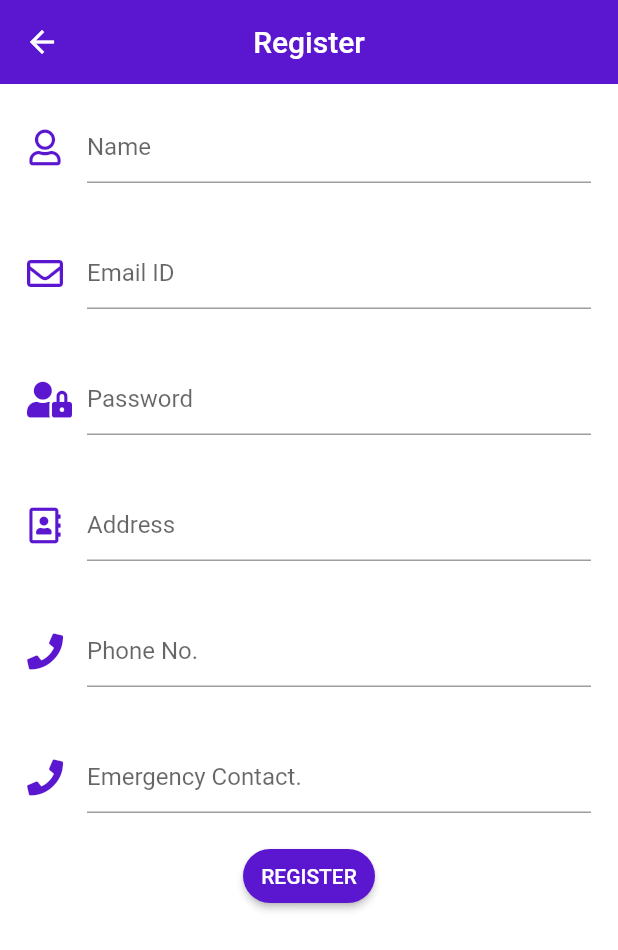
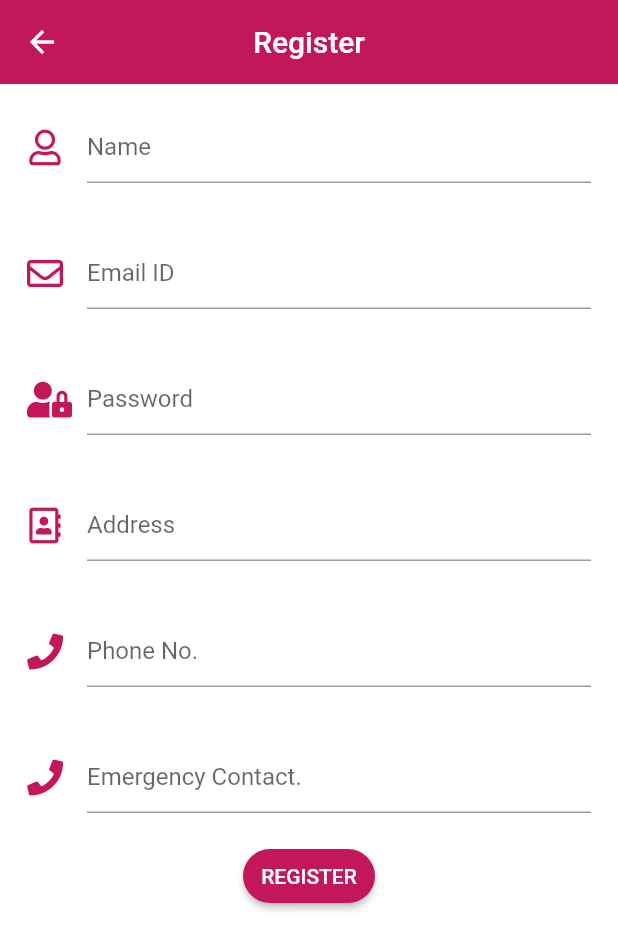
Before and after one commit to mradulrathore/we-care, a Flutter app: the RegisterPage screen opened directly, on a phone screen of 412 x 824 dp. Shown: the top 950 px of the screen. Run offline on Flutter 3.47's test engine with Material 2 defaults, Android fonts, the light colour scheme and no system bars; our stand-ins replace animated_text_kit, bubble, cloud_firestore, firebase_auth, firebase_core, fl_chart and 7 more; missing offline and left inert: country_state_city_picker, flutter_phone_direct_caller, flutter_ringtone_player, geocoder, latlng, shake and 1 more; accounts and stored records are empty; Roboto replaces fonts that are missing (GoogleSans); project files that could hold a hidden picture were left out.

Commit message:
changes to ui

```diff
--- a/lib/screens/customWaveIndicator.dart
+++ b/lib/screens/customWaveIndicator.dart
@@ -6,7 +6,7 @@ class WaveIndicator extends StatelessWidget {
   Widget build(BuildContext context) {
     return Scaffold(
         body: Center(
-      child: SpinKitWave(color: Color(0xFF5B16D0), type: SpinKitWaveType.start),
+      child: SpinKitWave(color: Color(0XFFc2185b), type: SpinKitWaveType.start),
     ));
   }
 }
--- a/lib/screens/register.dart
+++ b/lib/screens/register.dart
@@ -108,7 +108,7 @@ class _RegisterPageState extends State<RegisterPage> {
   Widget build(BuildContext context) {
     SystemChrome.setSystemUIOverlayStyle(SystemUiOverlayStyle(
       statusBarColor: Colors.transparent, //top bar color
-      systemNavigationBarColor: Color(0xFF5B16D0), //bottom bar color
+      systemNavigationBarColor: Color(0XFFc2185b), //bottom bar color
       systemNavigationBarIconBrightness: Brightness.dark,
     ));
     return Scaffold(
@@ -116,7 +116,7 @@ class _RegisterPageState extends State<RegisterPage> {
       appBar: AppBar(
         elevation: 0.0,
         centerTitle: true,
-        backgroundColor: Color(0xFF5B16D0),
+        backgroundColor: Color(0XFFc2185b),
         title: Text(
           "Register",
         ),
@@ -139,11 +139,11 @@ class _RegisterPageState extends State<RegisterPage> {
                         decoration: InputDecoration(
                           hintText: 'Name',
                           focusedBorder: UnderlineInputBorder(
-                            borderSide: BorderSide(color: Color(0xFF5B16D0)),
+                            borderSide: BorderSide(color:Color(0XFFc2185b),),
                           ),
                           icon: Icon(
                             FontAwesomeIcons.user,
-                            color: Color(0xFF5B16D0),
+                            color: Color(0XFFc2185b),
                           ),
                         ),
                         validator: (value) =>
@@ -157,11 +157,11 @@ class _RegisterPageState extends State<RegisterPage> {
                         decoration: InputDecoration(
                           hintText: 'Email ID',
                           focusedBorder: UnderlineInputBorder(
-                            borderSide: BorderSide(color: Color(0xFF5B16D0)),
+                            borderSide: BorderSide(color:Color(0XFFc2185b),),
                           ),
                           icon: Icon(
                             FontAwesomeIcons.envelope,
-                            color: Color(0xFF5B16D0),
+                            color: Color(0XFFc2185b),
                           ),
                         ),
                         validator: (value) => value.isEmpty
@@ -176,11 +176,11 @@ class _RegisterPageState extends State<RegisterPage> {
                         decoration: InputDecoration(
                           hintText: 'Password',
                           focusedBorder: UnderlineInputBorder(
-                            borderSide: BorderSide(color: Color(0xFF5B16D0)),
+                            borderSide: BorderSide(color: Color(0XFFc2185b),),
                           ),
                           icon: Icon(
                             FontAwesomeIcons.userLock,
-                            color: Color(0xFF5B16D0),
+                            color: Color(0XFFc2185b),
                           ),
                         ),
                         obscureText: true,
@@ -196,11 +196,11 @@ class _RegisterPageState extends State<RegisterPage> {
                         decoration: InputDecoration(
                           hintText: 'Address',
                           focusedBorder: UnderlineInputBorder(
-                            borderSide: BorderSide(color: Color(0xFF5B16D0)),
+                            borderSide: BorderSide(color: Color(0XFFc2185b),),
                           ),
                           icon: Icon(
                             FontAwesomeIcons.addressBook,
-                            color: Color(0xFF5B16D0),
+                            color: Color(0XFFc2185b),
                           ),
                         ),
                         validator: (value) => value.isEmpty
@@ -216,11 +216,11 @@ class _RegisterPageState extends State<RegisterPage> {
                         decoration: InputDecoration(
                           hintText: 'Phone No.',
                           focusedBorder: UnderlineInputBorder(
-                            borderSide: BorderSide(color: Color(0xFF5B16D0)),
+                            borderSide: BorderSide(color: Color(0XFFc2185b),),
                           ),
                           icon: Icon(
                             FontAwesomeIcons.phone,
-                            color: Color(0xFF5B16D0),
+                           color: Color(0XFFc2185b),
                           ),
                         ),
                         validator: (value) =>
@@ -237,11 +237,11 @@ class _RegisterPageState extends State<RegisterPage> {
                         decoration: InputDecoration(
                           hintText: 'Emergency Contact.',
                           focusedBorder: UnderlineInputBorder(
-                            borderSide: BorderSide(color: Color(0xFF5B16D0)),
+                            borderSide: BorderSide(color: Color(0XFFc2185b),),
                           ),
                           icon: Icon(
                             FontAwesomeIcons.phone,
-                            color: Color(0xFF5B16D0),
+                            color: Color(0XFFc2185b),
                           ),
                         ),
                         validator: (value) =>
@@ -255,7 +255,7 @@ class _RegisterPageState extends State<RegisterPage> {
                       onPressed: () => validate_submit(context),
                       textColor: Colors.white,
                       padding: EdgeInsets.only(left: 5.0, right: 5.0),
-                      color: Color(0xFF5B16D0),
+                      color: Color(0XFFc2185b),
                       child: Text("REGISTER"),
                       shape: new RoundedRectangleBorder(
                           borderRadius: new BorderRadius.circular(30.0)),
```
